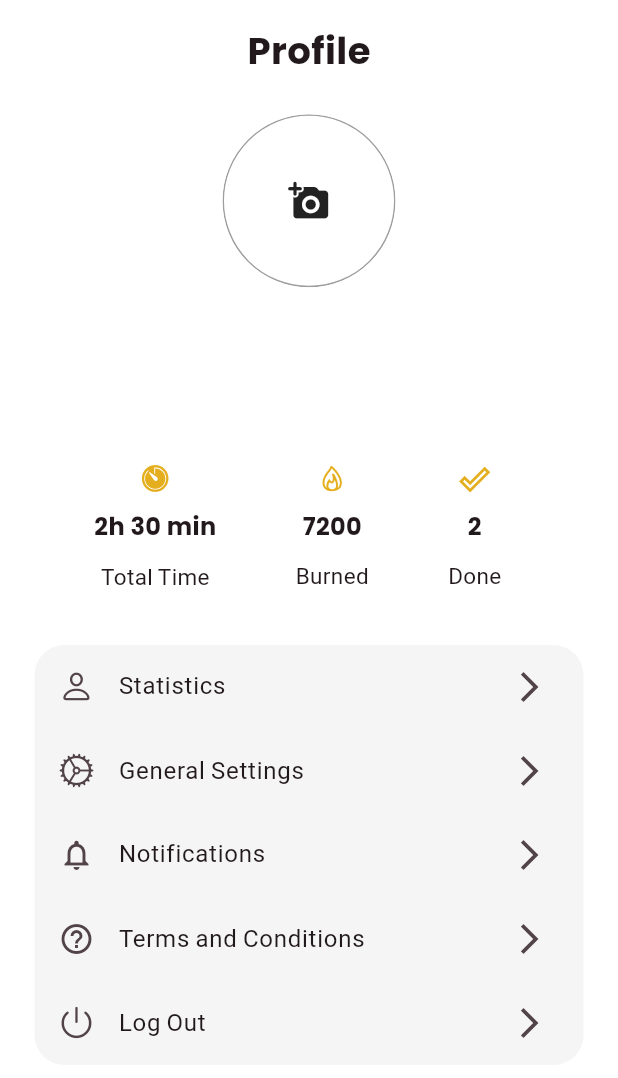
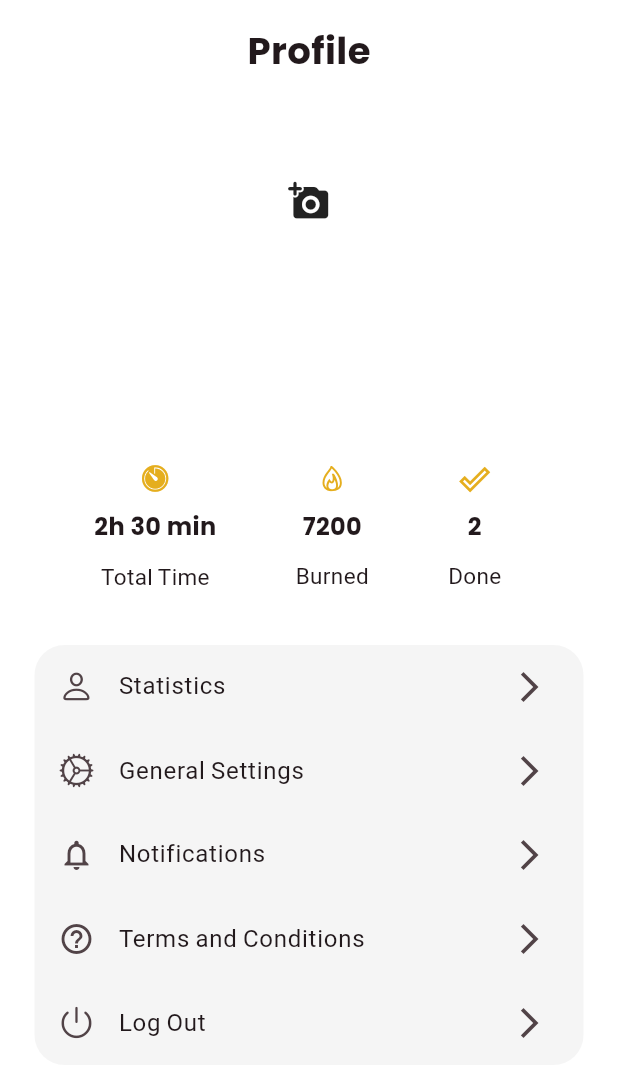
Before and after one commit to mianhunainhamza/gym-fit-flutter, a Flutter app: the Profile screen opened directly, on a phone screen of 412 x 824 dp. Shown: the top 1078 px of the screen. Run offline on Flutter 3.47's test engine with Material 3 defaults, Android fonts, the phone set to English and light mode, and no system bars; drawn by our look-alikes of velocity_x; our stand-ins replace cloud_firestore, firebase_auth, firebase_core, firebase_storage, fluttertoast, get and 9 more; missing offline and left inert: zego_uikit_prebuilt_live_streaming; accounts and stored records are empty; project files that could hold a hidden picture were left out.

Commit message:
updated profile pic logic

```diff
--- a/lib/view/Screens/Profile/profile.dart
+++ b/lib/view/Screens/Profile/profile.dart
@@ -1,14 +1,18 @@
+// ignore_for_file: use_build_context_synchronously
+
 import 'dart:io';
 
 import 'package:cloud_firestore/cloud_firestore.dart';
 import 'package:firebase_auth/firebase_auth.dart';
 import 'package:firebase_storage/firebase_storage.dart';
+import 'package:flutter/cupertino.dart';
 import 'package:flutter/material.dart';
 import 'package:get/get.dart';
 import 'package:get/get_core/src/get_main.dart';
 import 'package:get/get_navigation/get_navigation.dart';
 import 'package:google_fonts/google_fonts.dart';
 import 'package:image_picker/image_picker.dart';
+import 'package:softec_app_dev/utils/colors.dart';
 import '../../../utils/utils.dart';
 import 'Widgets/options.dart';
 import 'Widgets/status.dart';
@@ -105,9 +109,32 @@ class _UserProfileInfoState extends State<_UserProfileInfo> {
               height: Get.height * 0.14,
               width: Get.height * 0.14,
               child: ClipRRect(
+                // borderRadius: BorderRadius.circular(100000),
+                // child: Image.asset('assets/images/trainer.jpg'),
+                child: Container(
+                  decoration: BoxDecoration(
                     borderRadius: BorderRadius.circular(100000),
-                // child: Image.asset('assets/images/trainer.jpg'),
-                child: InkWell(
+                    // border: Border.all(
+                    //   color: Colors.grey,
+                    // ),
+                  ),
+                  child: userData['profilePicUrl'].toString().isNotEmpty
+                      ? Stack(
+                          alignment: AlignmentDirectional.center,
+                          fit: StackFit.expand,
+                          children: [
+                            ClipRRect(
+                              borderRadius: BorderRadius.circular(10000),
+                              child: Image.network(
+                                userData['profilePicUrl'],
+                                fit: BoxFit.cover,
+                                filterQuality: FilterQuality.high,
+                              ),
+                            ),
+                            Positioned(
+                              top: 3,
+                              right: 5,
+                              child: GestureDetector(
                                 onTap: () {
                                   setState(() {
                                     pickGalleryImage();
@@ -116,21 +143,25 @@ class _UserProfileInfoState extends State<_UserProfileInfo> {
                                 },
                                 child: Container(
                                   decoration: BoxDecoration(
-                      borderRadius: BorderRadius.circular(100000),
-                      border: Border.all(
-                        color: Colors.grey,
+                                      color: yellowDark,
+                                      borderRadius:
+                                          BorderRadius.circular(1000)),
+                                  child: const Padding(
+                                    padding: EdgeInsets.all(2.0),
+                                    child: Icon(
+                                      Icons.edit,
+                                      color: Colors.white,
+                                      size: 22,
                                     ),
                                   ),
-                    child: userData['profilePicUrl'].toString().isNotEmpty
-                        ? Image.network(
-                            userData['profilePicUrl'],
-                            fit: BoxFit.cover,
-                            filterQuality: FilterQuality.high,
+                                ),
+                              ),
+                            ),
+                          ],
                         )
                       : const Icon(
                           Icons.add_a_photo_rounded,
                           size: 28,
-                          ),
                         ),
                 ),
               ),
```
Lines whose indentation alone changed are shown as unchanged.
